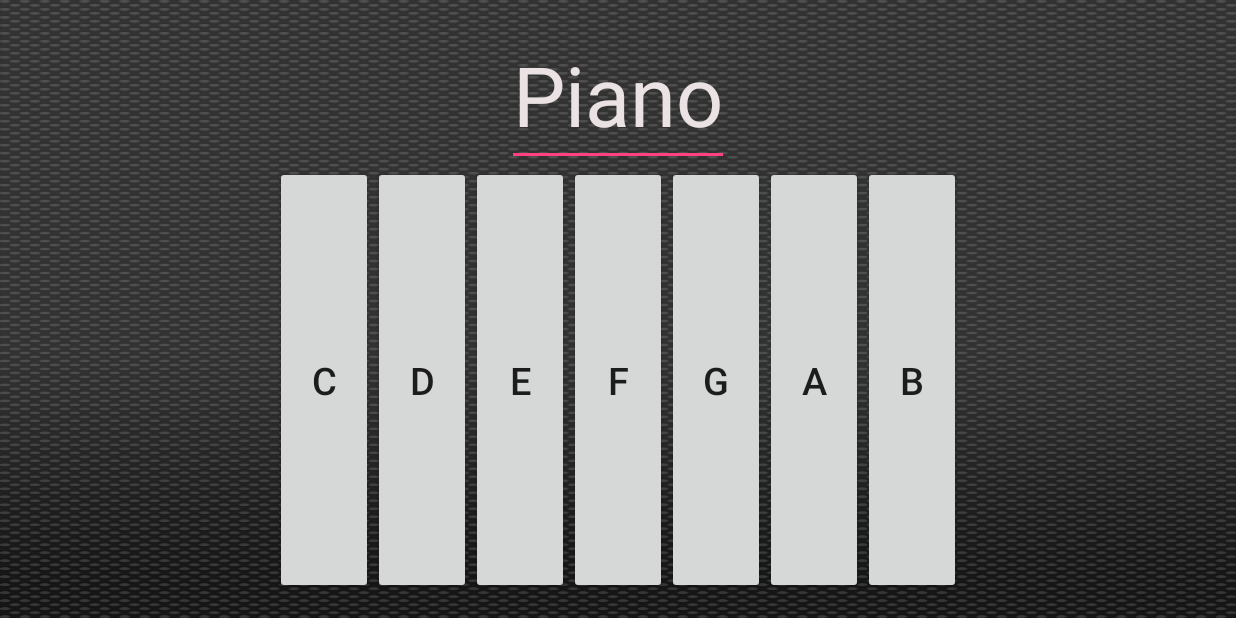
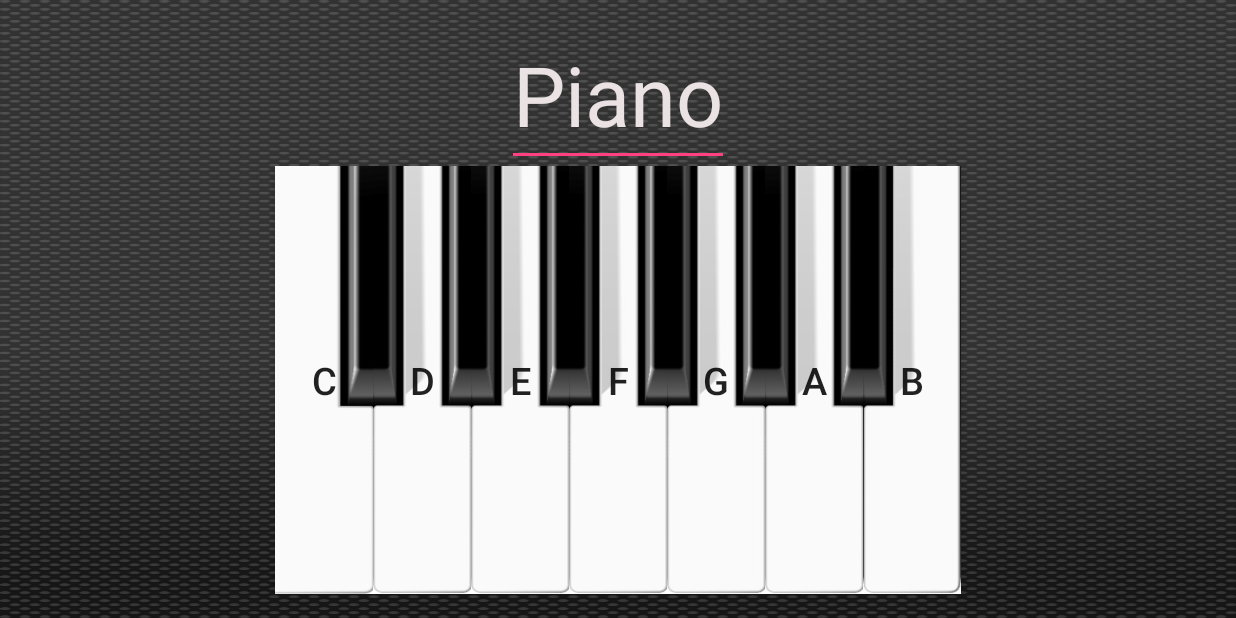
Before and after one commit to Santipap/PianoKey, an Android app: the screen it shows after launch (MainActivity), on a phone screen of 824 x 412 dp (held sideways). Run offline under Robolectric (Android 15) with nearby library versions, the phone set to English and light mode, and no system bars.

Commit message:
Piano Edit picture END Pianokey

```diff
--- a/app/src/main/res/layout/activity_main.xml
+++ b/app/src/main/res/layout/activity_main.xml
@@ -39,49 +39,70 @@
                 android:layout_height="fill_parent"
                 android:id="@+id/c1"
                 android:text="C"
-                android:textSize="25dp" />
+                android:textSize="25dp"
+                android:background="@drawable/ntitled"
+                android:contextClickable="false"
+                android:clickable="false" />
 
             <Button
                 android:layout_width="65dp"
                 android:layout_height="fill_parent"
                 android:id="@+id/c2"
                 android:text="D"
-                android:textSize="25dp" />
+                android:textSize="25dp"
+                android:background="@drawable/ntitled3"
+                android:contextClickable="false"
+                android:clickable="false" />
 
             <Button
                 android:layout_width="65dp"
                 android:layout_height="match_parent"
                 android:id="@+id/c3"
                 android:text="E"
-                android:textSize="25dp" />
+                android:textSize="25dp"
+                android:background="@drawable/ntitled3"
+                android:contextClickable="false"
+                android:clickable="false" />
 
             <Button
                 android:layout_width="65dp"
                 android:layout_height="match_parent"
                 android:id="@+id/c4"
                 android:text="F"
-                android:textSize="25dp" />
+                android:textSize="25dp"
+                android:background="@drawable/ntitled3"
+                android:contextClickable="false"
+                android:clickable="false" />
 
             <Button
                 android:layout_width="65dp"
                 android:layout_height="match_parent"
                 android:id="@+id/c5"
                 android:text="G"
-                android:textSize="25dp" />
+                android:textSize="25dp"
+                android:background="@drawable/ntitled3"
+                android:contextClickable="false"
+                android:clickable="false" />
 
             <Button
                 android:layout_width="65dp"
                 android:layout_height="fill_parent"
                 android:id="@+id/c6"
                 android:text="A"
-                android:textSize="25dp" />
+                android:textSize="25dp"
+                android:background="@drawable/ntitled3"
+                android:contextClickable="false"
+                android:clickable="false" />
 
             <Button
                 android:layout_width="65dp"
                 android:layout_height="match_parent"
                 android:id="@+id/c7"
                 android:text="B"
-                android:textSize="25dp" />
+                android:textSize="25dp"
+                android:background="@drawable/ntitled1"
+                android:clickable="false"
+                android:contextClickable="false" />
 
         </LinearLayout>
 
```
Also changed, not shown: app/src/main/res/drawable/ntitled.jpg (added), app/src/main/res/drawable/ntitled1.jpg (added), app/src/main/res/drawable/ntitled3.jpg (added).
